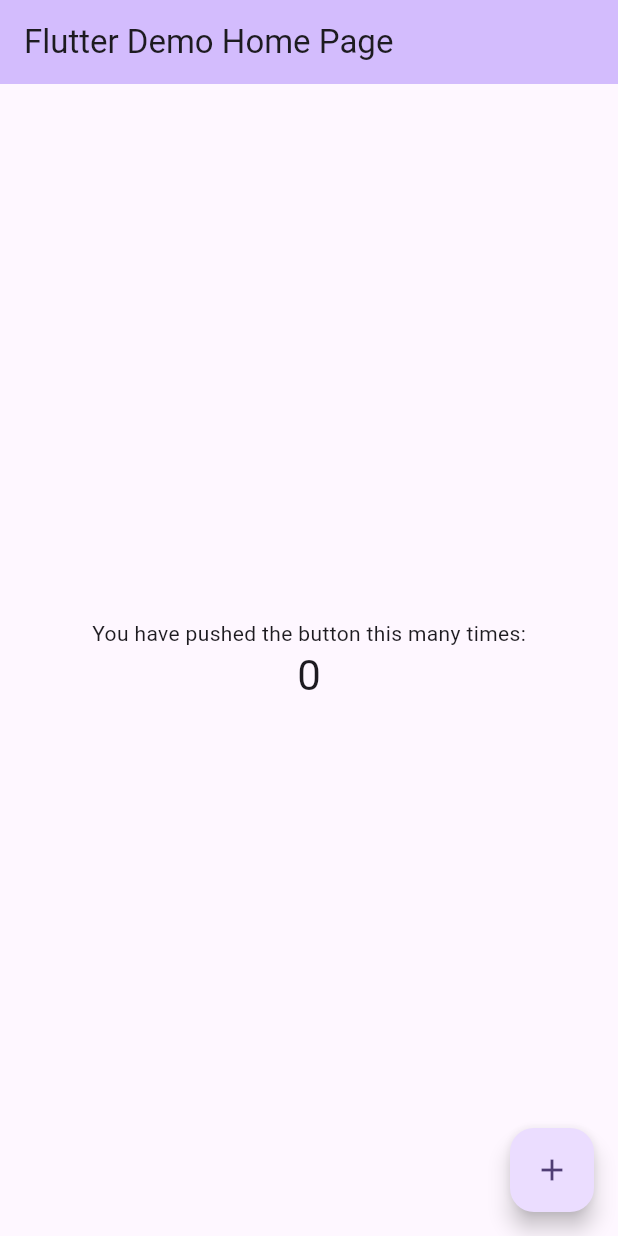
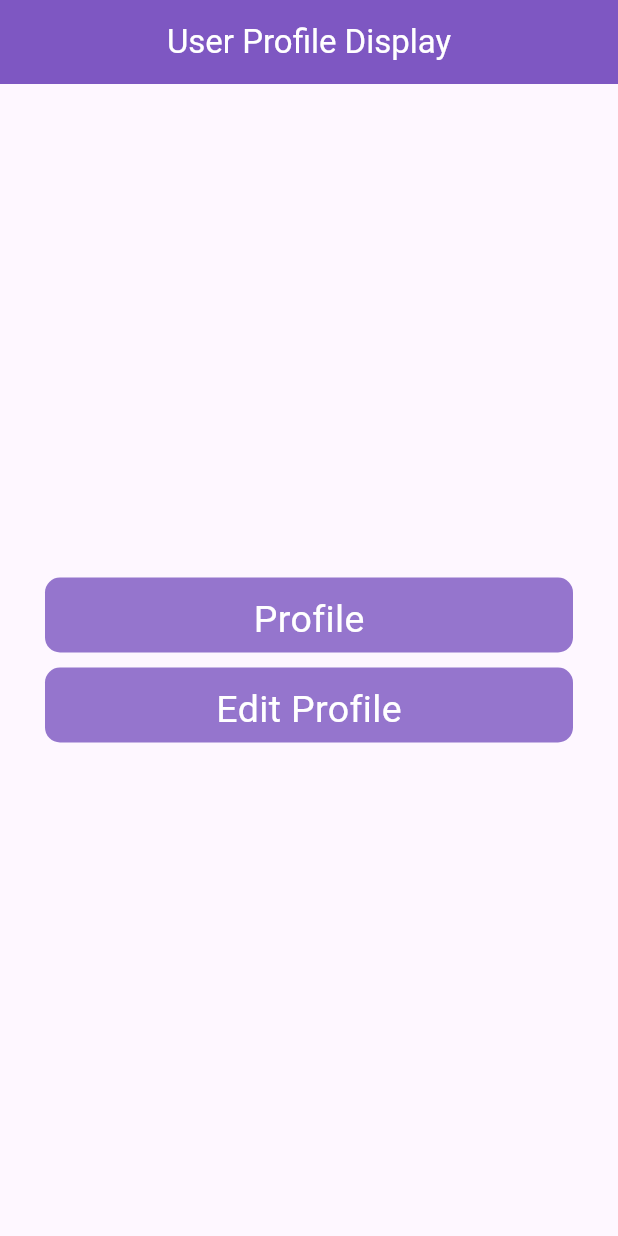
Before and after one commit to delbertkimbi/Profile_Display, a Flutter app: the screen it shows after launch, on a phone screen of 412 x 824 dp. Run offline on Flutter 3.47's test engine with Material 3 defaults, Android fonts, the phone set to English and light mode, and no system bars.

Commit message:
Done with task

```diff
--- /dev/null
+++ b/profile_display/lib/home.dart
@@ -0,0 +1,68 @@
+import 'package:flutter/material.dart';
+import 'package:profile_display/profile.dart';
+
+class MyHomePage extends StatefulWidget {
+  const MyHomePage({super.key, required this.title});
+
+  final String title;
+
+  @override
+  State<MyHomePage> createState() => _MyHomePageState();
+}
+
+class _MyHomePageState extends State<MyHomePage> {
+  @override
+  Widget build(BuildContext context) {
+    return SafeArea(
+      child: Scaffold(
+        appBar: AppBar(
+          centerTitle: true,
+          backgroundColor: Colors.deepPurple[400],
+          title: Text(
+            widget.title,
+            style: const TextStyle(
+              color: Colors.white,
+            ),
+          ),
+        ),
+        body: Center(
+          child: Column(
+            mainAxisAlignment: MainAxisAlignment.center,
+            crossAxisAlignment: CrossAxisAlignment.center,
+            children: <Widget>[
+              GestureDetector(
+                onTap: () => Navigator.of(context).push(MaterialPageRoute(
+                  builder: (context) => const Profile(),
+                )),
+                child: customButton(text: 'Profile'),
+              ),
+              customButton(text: 'Edit Profile'),
+            ],
+          ),
+        ),
+      ),
+    );
+  }
+
+  Container customButton({required String text}) {
+    return Container(
+      alignment: Alignment.center,
+      padding: const EdgeInsets.all(10),
+      margin: const EdgeInsets.symmetric(
+        vertical: 5,
+        horizontal: 30,
+      ),
+      height: 50,
+      width: double.infinity,
+      decoration: BoxDecoration(
+        borderRadius: BorderRadius.circular(10),
+        color: Colors.deepPurple[300],
+      ),
+      child: Text(
+        text,
+        style: const TextStyle(
+            fontSize: 25, fontWeight: FontWeight.w400, color: Colors.white),
+      ),
+    );
+  }
+}
--- a/profile_display/lib/main.dart
+++ b/profile_display/lib/main.dart
@@ -1,4 +1,5 @@
 import 'package:flutter/material.dart';
+import 'package:profile_display/home.dart';
 
 void main() {
   runApp(const MyApp());
@@ -10,60 +11,13 @@ class MyApp extends StatelessWidget {
   @override
   Widget build(BuildContext context) {
     return MaterialApp(
+      debugShowCheckedModeBanner: false,
       title: 'Flutter Demo',
       theme: ThemeData(
         colorScheme: ColorScheme.fromSeed(seedColor: Colors.deepPurple),
         useMaterial3: true,
       ),
-      home: const MyHomePage(title: 'Flutter Demo Home Page'),
+      home: const MyHomePage(title: 'User Profile Display'),
     );
   }
 }
-
-class MyHomePage extends StatefulWidget {
-  const MyHomePage({super.key, required this.title});
-
-  final String title;
-
-  @override
-  State<MyHomePage> createState() => _MyHomePageState();
-}
-
-class _MyHomePageState extends State<MyHomePage> {
-  int _counter = 0;
-
-  void _incrementCounter() {
-    setState(() {
-      _counter++;
-    });
-  }
-
-  @override
-  Widget build(BuildContext context) {
-    return Scaffold(
-      appBar: AppBar(
-        backgroundColor: Theme.of(context).colorScheme.inversePrimary,
-        title: Text(widget.title),
-      ),
-      body: Center(
-        child: Column(
-          mainAxisAlignment: MainAxisAlignment.center,
-          children: <Widget>[
-            const Text(
-              'You have pushed the button this many times:',
-            ),
-            Text(
-              '$_counter',
-              style: Theme.of(context).textTheme.headlineMedium,
-            ),
-          ],
-        ),
-      ),
-      floatingActionButton: FloatingActionButton(
-        onPressed: _incrementCounter,
-        tooltip: 'Increment',
-        child: const Icon(Icons.add),
-      ),
-    );
-  }
-}
--- a/profile_display/pubspec.yaml
+++ b/profile_display/pubspec.yaml
@@ -32,11 +32,12 @@ dependencies:
     sdk: flutter
 
 
+
   # The following adds the Cupertino Icons font to your application.
   # Use with the CupertinoIcons class for iOS style icons.
   cupertino_icons: ^1.0.6
-  url_launcher_windows: ^3.1.1
   url_launcher: ^6.2.5
+  auto_route: ^8.0.0
 
 dev_dependencies:
   flutter_test:
@@ -48,6 +49,8 @@ dev_dependencies:
   # package. See that file for information about deactivating specific lint
   # rules and activating additional ones.
   flutter_lints: ^3.0.0
+  auto_route_generator: ^8.0.0
+  build_runner:
 
 # For information on the generic Dart part of this file, see the
 # following page: https://dart.dev/tools/pub/pubspec
```
Also changed, not shown: profile_display/lib/profile.dart (added, +134 -0 lines), profile_display/pubspec.lock, 7 other files.
